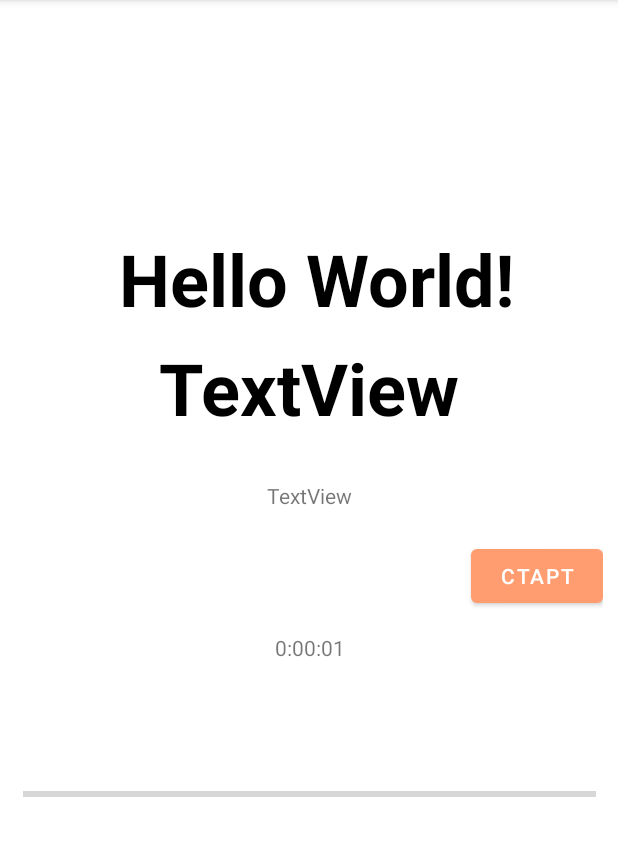
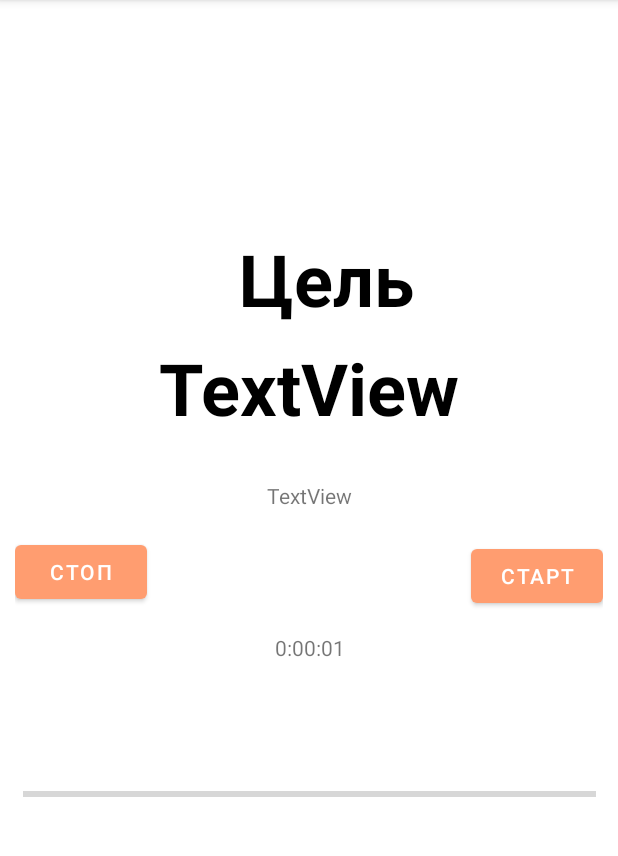
Before and after one commit to rikkewy/GPS_tracker, an Android app: the TrainingActivity screen opened directly, with no data from a screen before it, after a tap on "СТАРТ", on a phone screen of 412 x 824 dp, the part 84-940 px from its top. Run offline under Robolectric (Android 15) with nearby library versions, the phone set to English and light mode, and no system bars; our stand-ins replace Firebase (no records; nobody signed in at launch, a user with empty details on screens opened directly); Roboto replaces fonts that are not available here.

Commit message:
Диалоговое окно с результатами тернировки(не пока макет), кнопка СТОП в акстивности тренировки

```diff
--- a/app/src/main/AndroidManifest.xml
+++ b/app/src/main/AndroidManifest.xml
@@ -18,7 +18,7 @@
         android:theme="@style/Theme.GPSTracker"
         tools:targetApi="31">
         <activity
-            android:name=".MainActivity"
+            android:name=".TrainingActivity"
             android:exported="false" />
         <activity
             android:name=".LoginActivity"
--- a/app/src/main/java/com/example/gpstracker/LoginActivity.java
+++ b/app/src/main/java/com/example/gpstracker/LoginActivity.java
@@ -9,9 +9,6 @@ import android.widget.Toast;
 import androidx.activity.EdgeToEdge;
 import androidx.annotation.NonNull;
 import androidx.appcompat.app.AppCompatActivity;
-import androidx.core.graphics.Insets;
-import androidx.core.view.ViewCompat;
-import androidx.core.view.WindowInsetsCompat;
 
 import com.example.gpstracker.databinding.ActivityLoginBinding;
 import com.google.android.gms.tasks.OnCompleteListener;
@@ -46,7 +43,7 @@ public class LoginActivity extends AppCompatActivity {
                                 @Override
                                 public void onComplete(@NonNull Task<AuthResult> task) {
                                     if(task.isSuccessful()){
-                                        startActivity(new Intent(LoginActivity.this, MainActivity.class));
+                                        startActivity(new Intent(LoginActivity.this, TrainingActivity.class));
                                     }
                                 }
                             });
--- a/app/src/main/java/com/example/gpstracker/RegisterActivity.java
+++ b/app/src/main/java/com/example/gpstracker/RegisterActivity.java
@@ -63,7 +63,7 @@ public class RegisterActivity extends AppCompatActivity {
                                         FirebaseDatabase.getInstance().getReference().child("users").child(FirebaseAuth.getInstance().getCurrentUser().getUid())
                                                 .setValue(userInfo);
 
-                                        startActivity(new Intent(RegisterActivity.this, MainActivity.class));
+                                        startActivity(new Intent(RegisterActivity.this, TrainingActivity.class));
                                     }
                                 }
                             });
--- a/app/src/main/java/com/example/gpstracker/MainActivity.java
+++ b/app/src/main/java/com/example/gpstracker/TrainingActivity.java
@@ -25,7 +25,7 @@ import com.google.firebase.auth.FirebaseAuth;
 
 import java.util.Locale;
 
-public class MainActivity extends AppCompatActivity implements LocListenerInterface {
+public class TrainingActivity extends AppCompatActivity implements LocListenerInterface {
     private TextView tvResDistance, tvTotal, tvVelocity;
     private Location lastLocation;
     private LocationManager locationManager;
@@ -41,15 +41,10 @@ public class MainActivity extends AppCompatActivity implements LocListenerInterf
     @Override
     protected void onCreate(Bundle savedInstanceState) {
         super.onCreate(savedInstanceState);
-        setContentView(R.layout.activity_main);
+        setContentView(R.layout.activity_training);
         stopwatch = findViewById(R.id.chron);
         init();
         runTimer();
-        //// ПРОВЕРКА НА НАЛИЧИЕ В БАЗЕ ДАННЫХ ПОЛЬЗОВАТЕЛЯ //////
-        if(FirebaseAuth.getInstance().getCurrentUser()==null){
-            startActivity(new Intent(MainActivity.this, LoginActivity.class));
-            //// ЕСЛИ ПОЛЬЗОВАТЕЛЬ НЕ ЗАРЕГИСТРИРОВАН ТО ПЕРЕХОД НА ОКНО АВТОРИЗАЦИИ ////
-        }
     }
 
     private void init() {
@@ -82,33 +77,47 @@ public class MainActivity extends AppCompatActivity implements LocListenerInterf
                 EditText ed =  ad.findViewById(R.id.edText);
                 if(ed != null){
                     if(!ed.getText().toString().equals(""))setDistance(ed.getText().toString());
-
                 }
             }
         });
         builder.setView(cl);
         builder.show();
-
     }
     public void onClickDistance(View view){
-
         showDialog();
     }
+    float d_distance;
     private void updateDistance(Location loc){
-        if (loc.getSpeed()!=0 && lastLocation !=null) {
-            float d_distance=lastLocation.distanceTo(loc);
-            if(distance > total_distance) total_distance +=(int)d_distance;
-            if(rest_distance > 0) rest_distance -= (int)d_distance;
-            pb.setProgress(total_distance);
+        if(running) {
+            if (loc.getSpeed() != 0 && lastLocation != null) {
+                d_distance = lastLocation.distanceTo(loc);
+                if (distance > total_distance) total_distance += (int) d_distance;
+                if (rest_distance > 0) rest_distance -= (int) d_distance;
+                pb.setProgress(total_distance);
+            }
+            lastLocation = loc;
+            tvResDistance.setText(String.valueOf(rest_distance));
+            tvTotal.setText(String.valueOf(total_distance));
+            tvVelocity.setText(String.valueOf(loc.getSpeed()));
         }
-        lastLocation = loc;
-        tvResDistance.setText(String.valueOf(rest_distance));
-        tvTotal.setText(String.valueOf(total_distance));
-        tvVelocity.setText(String.valueOf(loc.getSpeed()));
     }
 
-    public void onClickStart(View view) {
-        running = true;
+    public void onClickStart(View view) {running = true;}
+    ///////// ОСТАНАВЛИВАЕТ ТРЕНИРОВКУ И ПОКАЗЫВАЕТ ДИАЛОГОВОЕ ОКНО //////////
+    public void onClickStop(View view){
+        running = false;
+        String str =
+                "Дистанция: " + String.valueOf(total_distance) + "\n" +
+                        "Время: " + stopwatch.getText().toString();
+        DialogAftTraining dialog1 = new DialogAftTraining();
+        Bundle args = new Bundle();
+        args.putString("key", str);
+        dialog1.setArguments(args);
+        dialog1.show(getSupportFragmentManager(), "custom");
+
+        stopwatch.setText(R.string.zero_stopwatch);
+        tvTotal.setText("0");
+        seconds=0;
     }
     private void runTimer() {
         final Handler handler = new Handler();
@@ -120,10 +129,13 @@ public class MainActivity extends AppCompatActivity implements LocListenerInterf
                 int minutes = (seconds % 3600) / 60;
                 int secs = seconds % 60;
                 String time = String.format(Locale.getDefault(), "%d:%02d:%02d", hours, minutes, secs);
-                stopwatch.setText(time);
                 if (running) {
                     seconds++;
+                    stopwatch.setText(time);
                 }
+                //else{
+                //    seconds=0;
+                //}
                 handler.postDelayed(this, 1000);
             }
         });
--- a/app/src/main/res/layout/activity_main.xml
+++ b/app/src/main/res/layout/activity_training.xml
@@ -7,14 +7,14 @@
     android:layout_height="match_parent"
     android:layout_marginStart="10dp"
     android:layout_marginEnd="10dp"
-    tools:context=".MainActivity">
+    tools:context=".TrainingActivity">
 
     <TextView
         android:id="@+id/tvRest"
         android:layout_width="wrap_content"
         android:layout_height="wrap_content"
         android:onClick="onClickDistance"
-        android:text="Hello World!"
+        android:text="Цель"
         android:textColor="#000000"
         android:textSize="48dp"
         android:textStyle="bold"
@@ -87,4 +87,14 @@
         app:layout_constraintTop_toTopOf="parent"
         tools:ignore="MissingConstraints" />
 
+    <Button
+        android:id="@+id/stop"
+        android:layout_width="wrap_content"
+        android:layout_height="wrap_content"
+        android:text="СТОП"
+        android:onClick="onClickStop"
+        app:layout_constraintBottom_toTopOf="@+id/chron"
+        app:layout_constraintStart_toStartOf="parent"
+        app:layout_constraintTop_toBottomOf="@+id/tvVelocity" />
+
 </androidx.constraintlayout.widget.ConstraintLayout>
--- a/app/src/main/res/layout/main.xml
+++ b/app/src/main/res/layout/main.xml
@@ -5,7 +5,7 @@
     xmlns:tools="http://schemas.android.com/tools"
     android:layout_width="match_parent"
     android:layout_height="match_parent"
-    tools:context=".MainActivity">
+    tools:context=".TrainingActivity">
 
     <FrameLayout
         android:id="@+id/flFragment"
--- a/app/src/main/res/values/strings.xml
+++ b/app/src/main/res/values/strings.xml
@@ -2,6 +2,8 @@
     <string name="app_name">FitZone</string>
     <string name="dialog_title">Расстояние</string>
     <string name="dialog_button">Готово</string>
+    <string name="dialog_aft_training">Тренировка завершена!</string>
+    <string name="zero_stopwatch">0:00:00</string>
     <!-- TODO: Remove or change this placeholder text -->
     <string name="hello_blank_fragment">Hello blank fragment</string>
 </resources>
```
Also changed, not shown: app/src/main/java/com/example/gpstracker/FirstFragment.java (deleted, +0 -18 lines), app/src/main/java/com/example/gpstracker/Main.java (+13 -17 lines), app/src/main/java/com/example/gpstracker/SecondFragment.java (deleted, +0 -18 lines), app/src/main/java/com/example/gpstracker/ThirdFragment.java (deleted, +0 -19 lines), app/src/main/res/layout/fragment_first.xml (deleted, +0 -24 lines), app/src/main/res/layout/fragment_second.xml (deleted, +0 -24 lines), app/src/main/res/layout/fragment_third.xml (deleted, +0 -24 lines).
